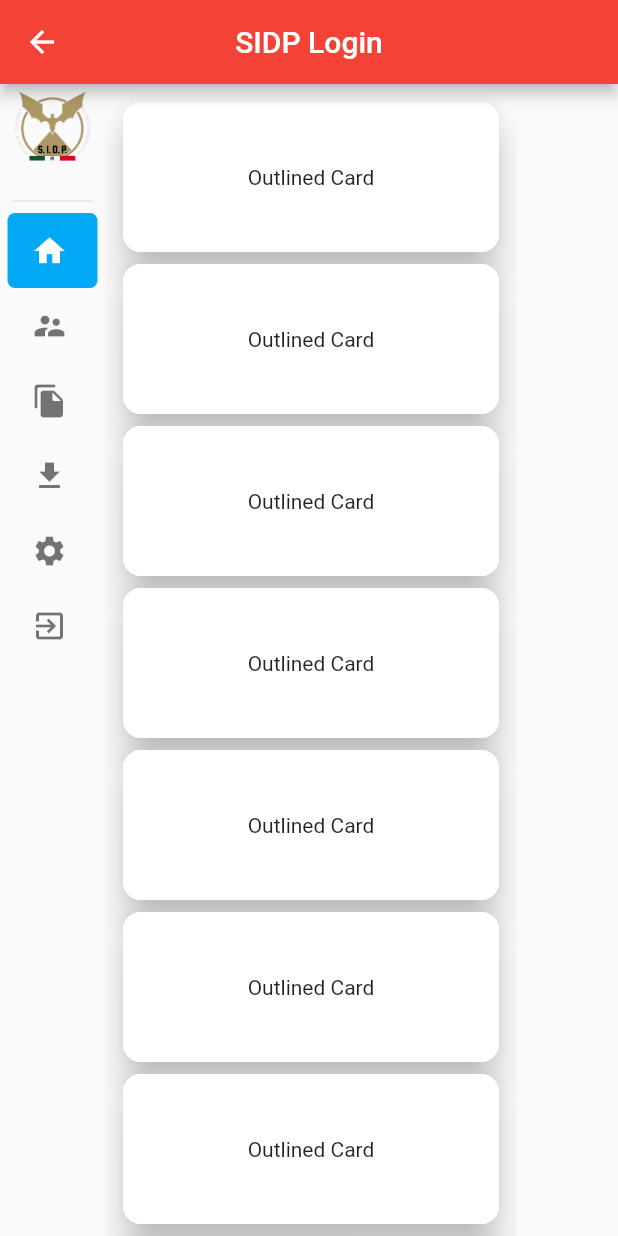
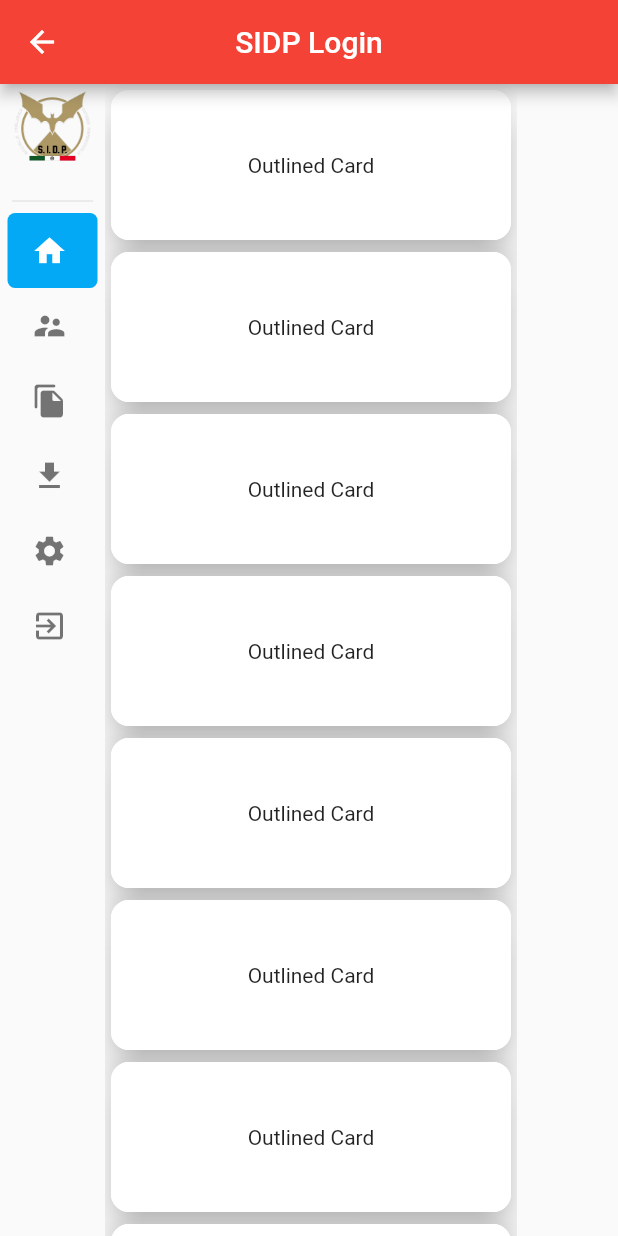
Before and after one commit to giacomomangelli/sidp_masters_app, a Flutter app: the HomePage screen opened by its route, on a phone screen of 412 x 824 dp. Run offline on Flutter 3.47's test engine with Material 2 defaults, Android fonts, the phone set to English and light mode, and no system bars; drawn by our look-alikes of easy_sidemenu; our stand-ins replace shared_preferences; accounts and stored records are empty.

Commit message:
fix exception on main page

```diff
--- a/lib/screens/home_page_screen.dart
+++ b/lib/screens/home_page_screen.dart
@@ -147,9 +147,7 @@ class HomePageState extends State<HomePage> {
           Flexible(
               flex: 2,
               child: ListView(
-                  padding: const EdgeInsets.all(8),
                   children: const <Widget>[
-                    Spacer(),
                     SubjectCard(),
                     SubjectCard(),
                     SubjectCard(),
@@ -162,7 +160,6 @@ class HomePageState extends State<HomePage> {
                     SubjectCard(),
                     SubjectCard(),
                     SubjectCard(),
-                    Spacer()
                   ]))
         ]));
     //             Container(
```
